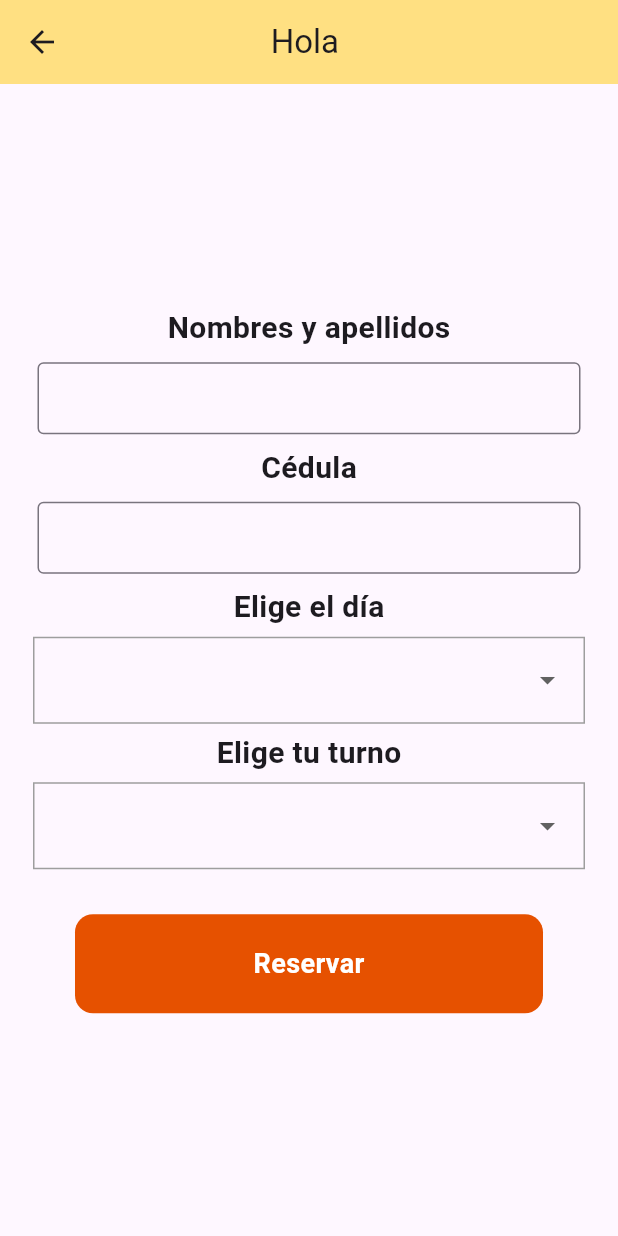
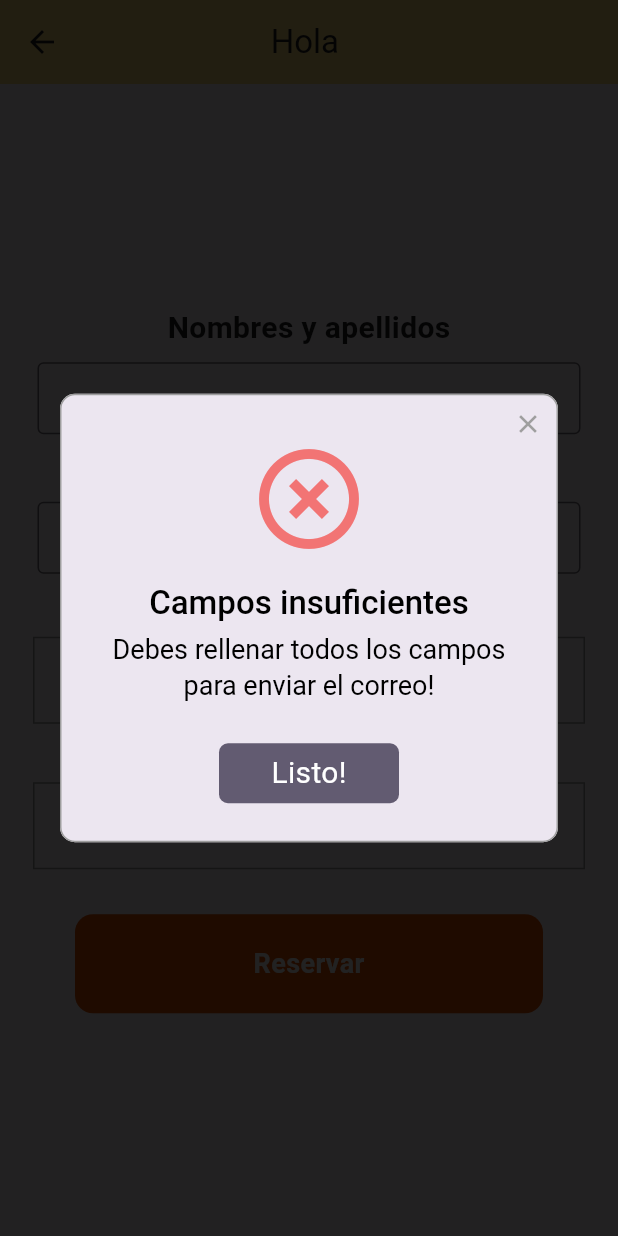
Before and after one commit to CamiloMarin/Proyecto_Aplicado_Uppah, a Flutter app: the GymPage screen opened directly, after a tap on "Reservar", on a phone screen of 412 x 824 dp. Run offline on Flutter 3.47's test engine with Material 2 defaults, Android fonts, the phone set to English and light mode, and no system bars; drawn by our look-alikes of rflutter_alert; our stand-ins replace cloud_firestore, firebase_auth, firebase_core, google_nav_bar; accounts and stored records are empty.

Commit message:
Mejoras a GYM_Page

```diff
--- a/uppah_0_0_0/lib/pages/gym_page.dart
+++ b/uppah_0_0_0/lib/pages/gym_page.dart
@@ -1,10 +1,11 @@
 import 'dart:convert';
-import 'dart:io';
 
 import 'package:flutter/material.dart';
 import 'package:cloud_firestore/cloud_firestore.dart';
 import 'package:firebase_auth/firebase_auth.dart';
 import 'package:http/http.dart' as http;
+import 'package:rflutter_alert/rflutter_alert.dart';
+import 'package:uppah_0_0_0/pages/home_page.dart';
 
 class GymPage extends StatefulWidget {
   const GymPage({super.key});
@@ -19,7 +20,13 @@ class _GymPageState extends State<GymPage> {
   String? value_dias;
   final nameController = TextEditingController();
   final documentController = TextEditingController();
-  final turnos = ['1: 6-8', '2: 8-10', '3: 10-12', '4: 12-2', '5: 2-4'];
+  final turnos = [
+    'Turno 1: 6-8',
+    'Turno 2: 8-10',
+    'Turno 3: 10-12',
+    'Turno 4: 12-2',
+    'Turno 5: 2-4'
+  ];
   final dias = ['Lunes', 'Martes', 'Miércoles', 'Jueves', 'Viernes'];
 
   @override
@@ -130,9 +137,11 @@ class _GymPageState extends State<GymPage> {
     required String day,
     required String turno,
   }) async {
+    if (name != '' && document != '' && day != '' && turno != '') {
       final serviceId = 'service_qy3akdl';
       final templateId = 'template_g83pglh';
       final userId = 'nX8t3p1R01BvHvjYr';
+      final userEmail = FirebaseAuth.instance.currentUser!.email;
       final url = Uri.parse('https://api.emailjs.com/api/v1.0/email/send');
 
       var response = await http.post(url,
@@ -146,8 +155,53 @@ class _GymPageState extends State<GymPage> {
             'user_id': userId,
             'template_params': {
               'horario': turno,
+              'reply_to': userEmail,
+              'from_name': name,
+              'document': document,
+              'day': day,
             }
           }));
+      Alert(
+        //se puede usar el atributo de style
+        type: AlertType.success,
+        context: context,
+        title: "Correo enviado",
+        desc: "Recuerda revisar tu bandeja de spam!",
+        buttons: [
+          DialogButton(
+            child: Text(
+              "Listo!",
+              style: TextStyle(color: Colors.white, fontSize: 20),
+            ),
+            onPressed: () {
+              Navigator.pushAndRemoveUntil(
+                  context,
+                  MaterialPageRoute(builder: ((context) => const HomePage())),
+                  (route) => false);
+            },
+            width: 120,
+          )
+        ],
+      ).show();
+    } else {
+      Alert(
+        //se puede usar el atributo de style
+        type: AlertType.error,
+        context: context,
+        title: "Campos insuficientes",
+        desc: "Debes rellenar todos los campos para enviar el correo!",
+        buttons: [
+          DialogButton(
+            child: Text(
+              "Listo!",
+              style: TextStyle(color: Colors.white, fontSize: 20),
+            ),
+            onPressed: () => Navigator.pop(context),
+            width: 120,
+          )
+        ],
+      ).show();
+    }
   }
 
   DropdownMenuItem<String> buildMenuItem(String item) => DropdownMenuItem(
```
Also changed, not shown: 1 other file. Lines whose indentation alone changed are shown as unchanged.
